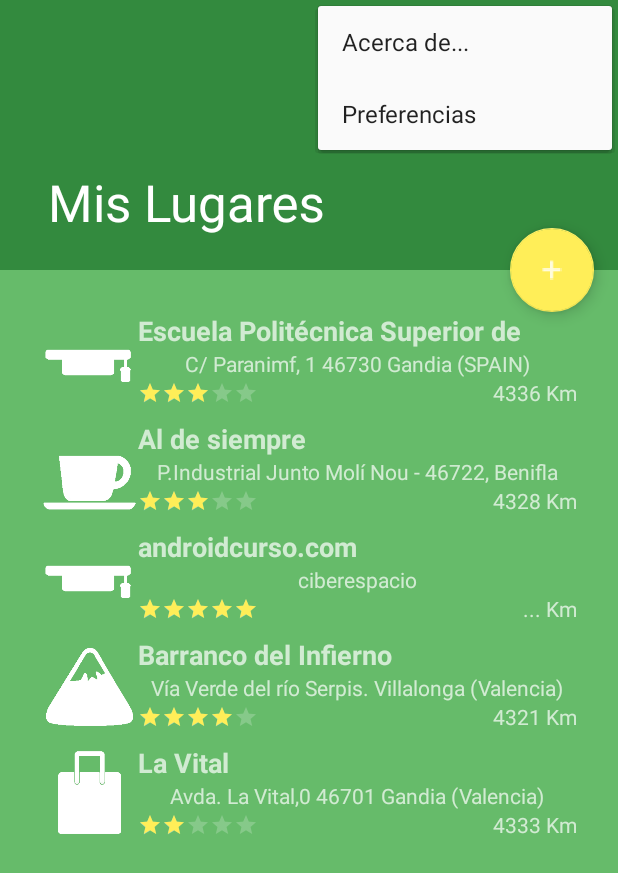
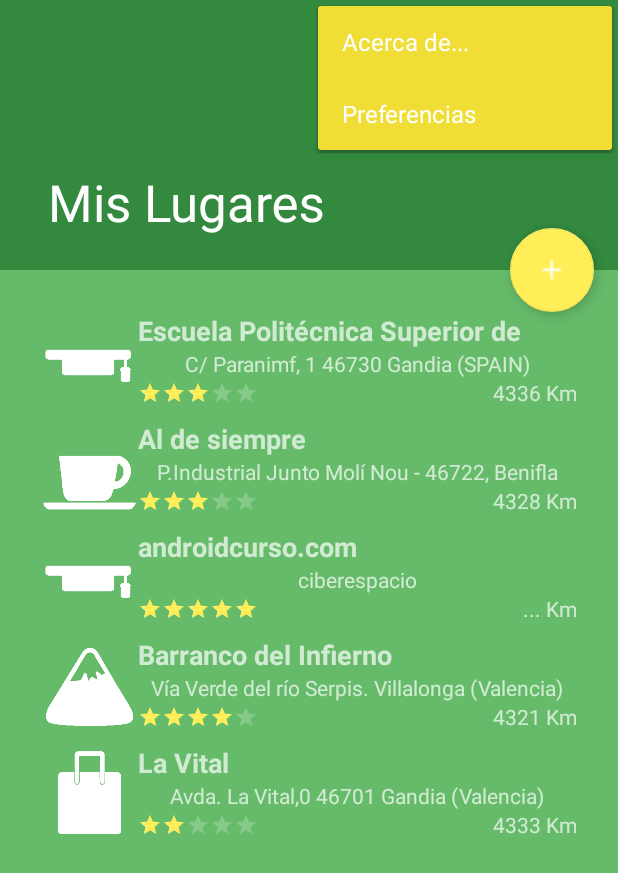
Before and after one commit to angel61/MisLugares, an Android app: the screen it shows after launch (MainActivity), with the options menu open, on a phone screen of 412 x 824 dp. Shown: the top 873 px of the screen. Run offline under Robolectric (Android 15) with nearby library versions, the phone set to English and light mode, and no system bars; pictures from the network do not load.

Commit message:
Ver 1.10 comentarios +

```diff
--- a/app/src/main/java/com/example/mislugaresangellopezpalacios/Presentacion/VistaLugarActivity.java
+++ b/app/src/main/java/com/example/mislugaresangellopezpalacios/Presentacion/VistaLugarActivity.java
@@ -14,7 +14,6 @@ import android.widget.DatePicker;
 import android.widget.ImageView;
 import android.widget.LinearLayout;
 import android.widget.RatingBar;
-import android.widget.ScrollView;
 import android.widget.TextView;
 import android.widget.TimePicker;
 import android.widget.Toast;
@@ -22,7 +21,6 @@ import android.widget.Toast;
 import androidx.appcompat.app.AlertDialog;
 import androidx.appcompat.app.AppCompatActivity;
 import androidx.appcompat.widget.Toolbar;
-import androidx.core.widget.NestedScrollView;
 
 import com.example.mislugaresangellopezpalacios.Adaptadores.AdaptadorLugaresBD;
 import com.example.mislugaresangellopezpalacios.Modelo.Lugar;
@@ -30,12 +28,8 @@ import com.example.mislugaresangellopezpalacios.Modelo.LugaresBD;
 import com.example.mislugaresangellopezpalacios.R;
 import com.example.mislugaresangellopezpalacios.casos_uso.CasoDeUsoAlmacenamiento;
 import com.example.mislugaresangellopezpalacios.casos_uso.CasosUsoLugar;
-import com.google.android.gms.maps.CameraUpdateFactory;
-import com.google.android.gms.maps.GoogleMap;
-import com.google.android.gms.maps.model.LatLng;
 import com.google.android.material.floatingactionbutton.FloatingActionButton;
 
-import java.io.Serializable;
 import java.text.DateFormat;
 import java.util.Calendar;
 import java.util.Date;
--- a/app/src/main/res/values/colors.xml
+++ b/app/src/main/res/values/colors.xml
@@ -13,7 +13,7 @@
     <color name="colorPrimaryDark">#338a3e</color>
     <color name="colorAccent">#ffee58</color>
     <color name="secondaryLightColor">#ffff8b</color>
-    <color name="secondaryDarkColor">#c9bc1f</color>
+    <color name="secondaryDarkColor">#f0dd36</color>
     <color name="fondo">#f9fbe7</color>
     <color name="secondaryTextColor">#000000</color>
 </resources>
--- a/app/src/main/res/values/styles.xml
+++ b/app/src/main/res/values/styles.xml
@@ -15,7 +15,10 @@
 
     <style name="AppTheme.AppBarOverlay" parent="ThemeOverlay.AppCompat.Dark.ActionBar" />
 
-    <style name="AppTheme.PopupOverlay" parent="ThemeOverlay.AppCompat.Light" />
+    <style name="AppTheme.PopupOverlay" parent="ThemeOverlay.AppCompat.Light">
+        <item name="android:colorBackground">@color/secondaryDarkColor</item>
+        <item name="android:textColor">@android:color/white</item>
+    </style>
 
     <style name="botonReg" parent="TextAppearance.AppCompat.Button">
         <item name="android:textColor">@color/fondo</item>
@@ -31,7 +34,4 @@
         <item name="colorControlActivated">@color/secondaryLightColor</item>
     </style>
 
-    <style name="popup_style" parent="Widget.AppCompat.PopupMenu">
-        <item name="android:textColor">@color/colorPrimaryDark</item>
-    </style>
 </resources>
```
Also changed, not shown: app/src/main/java/com/example/mislugaresangellopezpalacios/Adaptadores/AdaptadorInfoWindow.java (added, +70 -0 lines), app/src/main/java/com/example/mislugaresangellopezpalacios/Presentacion/MainActivity.java (+15 -27 lines), app/src/main/java/com/example/mislugaresangellopezpalacios/Presentacion/MapaActivity.java (+35 -1 lines), app/src/main/res/drawable/infowindow.xml (added, +8 -0 lines), app/src/main/res/layout/customwindow.xml (added, +27 -0 lines).
